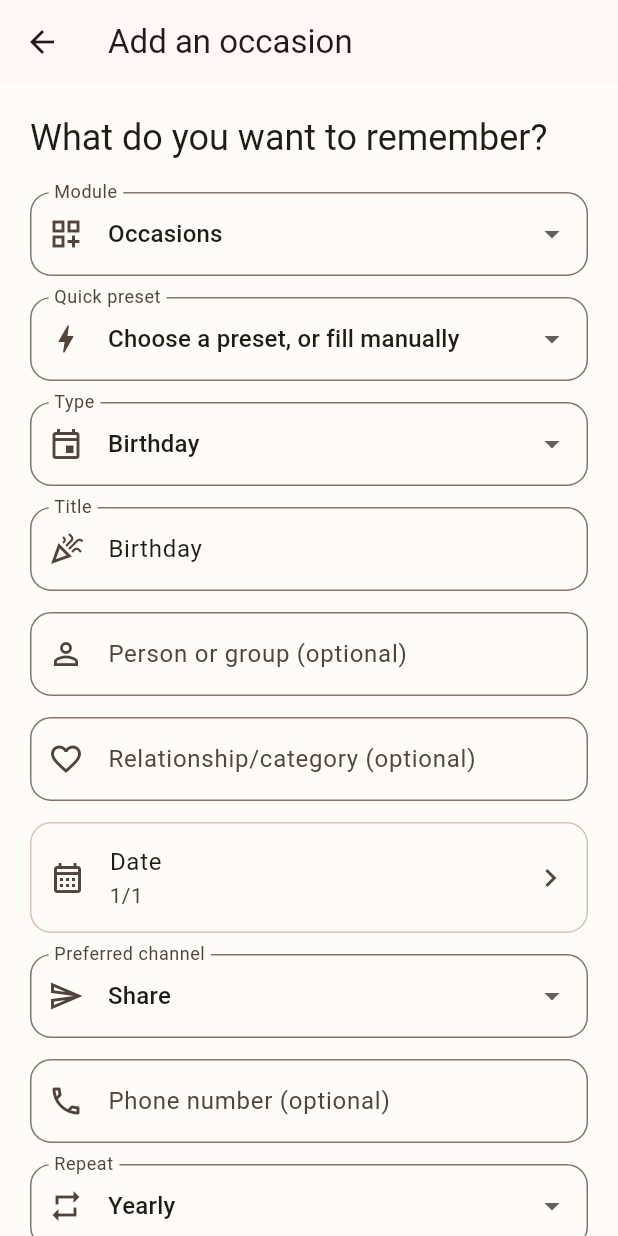
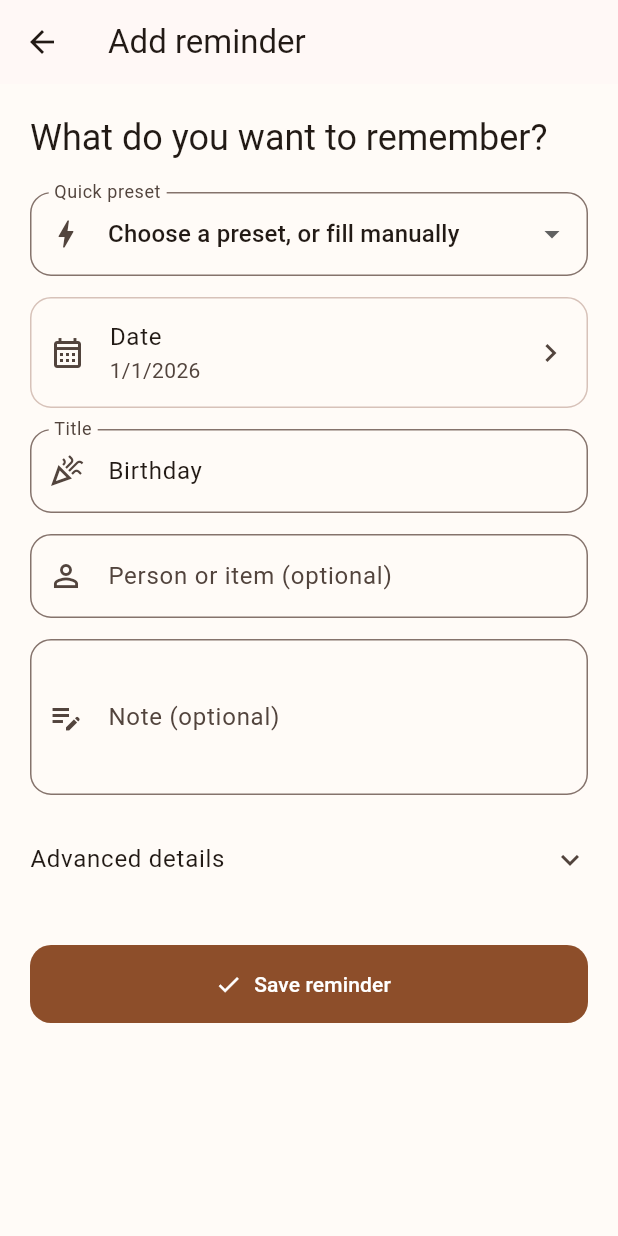
Before and after one commit to ArpithaMurthy/birthday-message-assistant, a Flutter app: the OccasionForm screen opened directly, on a phone screen of 412 x 824 dp. Run offline on Flutter 3.47's test engine with Material 3 defaults, Android fonts, the phone set to English and light mode, and no system bars; our stand-ins replace flutter_local_notifications, flutter_timezone, share_plus, shared_preferences, timezone; accounts and stored records are empty.

Commit message:
Simplify reminder add experience
Co-authored-by: Copilot <223556219+Copilot@users.noreply.github.com>

```diff
--- a/lib/screens/home_screen.dart
+++ b/lib/screens/home_screen.dart
@@ -159,10 +159,10 @@ class _HomeScreenState extends State<HomeScreen> {
               PopupMenuItem(value: 'backup', child: Text('Export backup')),
             ],
           ),
-          IconButton(onPressed: _addOccasion, tooltip: 'Add occasion', icon: const Icon(Icons.add_circle_outline)),
+          IconButton(onPressed: _addOccasion, tooltip: 'Add reminder', icon: const Icon(Icons.add_circle_outline)),
         ],
       ),
-      floatingActionButton: FloatingActionButton.extended(onPressed: _addOccasion, icon: const Icon(Icons.add), label: const Text('Add occasion')),
+      floatingActionButton: FloatingActionButton.extended(onPressed: _addOccasion, icon: const Icon(Icons.add), label: const Text('Add reminder')),
       body: _loading
           ? const Center(child: CircularProgressIndicator())
           : _occasions.isEmpty
--- a/lib/screens/occasion_form.dart
+++ b/lib/screens/occasion_form.dart
@@ -144,7 +144,7 @@ class _OccasionFormState extends State<OccasionForm> {
   @override
   Widget build(BuildContext context) {
     return Scaffold(
-      appBar: AppBar(title: const Text('Add an occasion')),
+      appBar: AppBar(title: const Text('Add reminder')),
       body: SafeArea(
         child: Form(
           key: _formKey,
@@ -153,14 +153,6 @@ class _OccasionFormState extends State<OccasionForm> {
             children: [
               Text('What do you want to remember?', style: Theme.of(context).textTheme.headlineSmall),
               const SizedBox(height: 20),
-              DropdownButtonFormField<String>(
-                key: ValueKey(_module),
-                initialValue: _module,
-                decoration: const InputDecoration(labelText: 'Module', prefixIcon: Icon(Icons.dashboard_customize_outlined)),
-                items: _moduleDefaults.keys.map((module) => DropdownMenuItem(value: module, child: Text(module))).toList(),
-                onChanged: _changeModule,
-              ),
-              const SizedBox(height: 14),
               DropdownButtonFormField<String>(
                 key: ValueKey(_preset),
                 initialValue: _preset,
@@ -183,12 +175,14 @@ class _OccasionFormState extends State<OccasionForm> {
                 onChanged: _changePreset,
               ),
               const SizedBox(height: 14),
-              DropdownButtonFormField<OccasionType>(
-                key: ValueKey(_type),
-                initialValue: _type,
-                decoration: const InputDecoration(labelText: 'Type', prefixIcon: Icon(Icons.event_outlined)),
-                items: OccasionType.values.map((type) => DropdownMenuItem(value: type, child: Text(type.label))).toList(),
-                onChanged: _changeType,
+              ListTile(
+                contentPadding: const EdgeInsets.symmetric(horizontal: 12),
+                shape: RoundedRectangleBorder(side: BorderSide(color: Theme.of(context).colorScheme.outlineVariant), borderRadius: BorderRadius.circular(14)),
+                leading: const Icon(Icons.calendar_month_outlined),
+                title: const Text('Date'),
+                subtitle: Text('${_date.day}/${_date.month}/${_date.year}'),
+                trailing: const Icon(Icons.chevron_right),
+                onTap: _chooseDate,
               ),
               const SizedBox(height: 14),
               TextFormField(
@@ -199,22 +193,38 @@ class _OccasionFormState extends State<OccasionForm> {
               const SizedBox(height: 14),
               TextFormField(
                 controller: _personName,
-                decoration: const InputDecoration(labelText: 'Person or group (optional)', hintText: 'Maya, Mum and Dad, Team…', prefixIcon: Icon(Icons.person_outline)),
+                decoration: const InputDecoration(labelText: 'Person or item (optional)', hintText: 'Maya, passport, phone bill…', prefixIcon: Icon(Icons.person_outline)),
+              ),
+              const SizedBox(height: 14),
+              TextFormField(
+                controller: _notes,
+                maxLines: 3,
+                decoration: const InputDecoration(labelText: 'Note (optional)', hintText: 'Memory, document detail, or next action', prefixIcon: Icon(Icons.edit_note)),
+              ),
+              const SizedBox(height: 14),
+              ExpansionTile(
+                tilePadding: EdgeInsets.zero,
+                title: const Text('Advanced details'),
+                children: [
+                  DropdownButtonFormField<String>(
+                    key: ValueKey(_module),
+                    initialValue: _module,
+                    decoration: const InputDecoration(labelText: 'Module', prefixIcon: Icon(Icons.dashboard_customize_outlined)),
+                    items: _moduleDefaults.keys.map((module) => DropdownMenuItem(value: module, child: Text(module))).toList(),
+                    onChanged: _changeModule,
+                  ),
+                  const SizedBox(height: 14),
+                  DropdownButtonFormField<OccasionType>(
+                    key: ValueKey(_type),
+                    initialValue: _type,
+                    decoration: const InputDecoration(labelText: 'Type', prefixIcon: Icon(Icons.event_outlined)),
+                    items: OccasionType.values.map((type) => DropdownMenuItem(value: type, child: Text(type.label))).toList(),
+                    onChanged: _changeType,
                   ),
                   const SizedBox(height: 14),
                   TextFormField(
                     controller: _relationship,
                     decoration: const InputDecoration(labelText: 'Relationship/category (optional)', hintText: 'Friend, passport, home, subscription…', prefixIcon: Icon(Icons.favorite_border)),
-              ),
-              const SizedBox(height: 14),
-              ListTile(
-                contentPadding: const EdgeInsets.symmetric(horizontal: 12),
-                shape: RoundedRectangleBorder(side: BorderSide(color: Theme.of(context).colorScheme.outlineVariant), borderRadius: BorderRadius.circular(14)),
-                leading: const Icon(Icons.calendar_month_outlined),
-                title: const Text('Date'),
-                subtitle: Text('${_date.day}/${_date.month}'),
-                trailing: const Icon(Icons.chevron_right),
-                onTap: _chooseDate,
                   ),
                   const SizedBox(height: 14),
                   DropdownButtonFormField<MessageChannel>(
@@ -249,12 +259,6 @@ class _OccasionFormState extends State<OccasionForm> {
                   ),
                   const SizedBox(height: 14),
                   TextFormField(
-                controller: _notes,
-                maxLines: 3,
-                decoration: const InputDecoration(labelText: 'Personal note (optional)', hintText: 'A memory or detail to mention', prefixIcon: Icon(Icons.edit_note)),
-              ),
-              const SizedBox(height: 14),
-              TextFormField(
                     controller: _defaultMessage,
                     maxLines: 3,
                     decoration: const InputDecoration(
@@ -262,6 +266,8 @@ class _OccasionFormState extends State<OccasionForm> {
                       hintText: 'Use this exact draft when preparing this reminder',
                       prefixIcon: Icon(Icons.message_outlined),
                     ),
+                  ),
+                ],
               ),
               const SizedBox(height: 28),
               FilledButton.icon(onPressed: _save, icon: const Icon(Icons.check), label: const Text('Save reminder')),
```
Also changed, not shown: 2 other files. Lines whose indentation alone changed are shown as unchanged.
